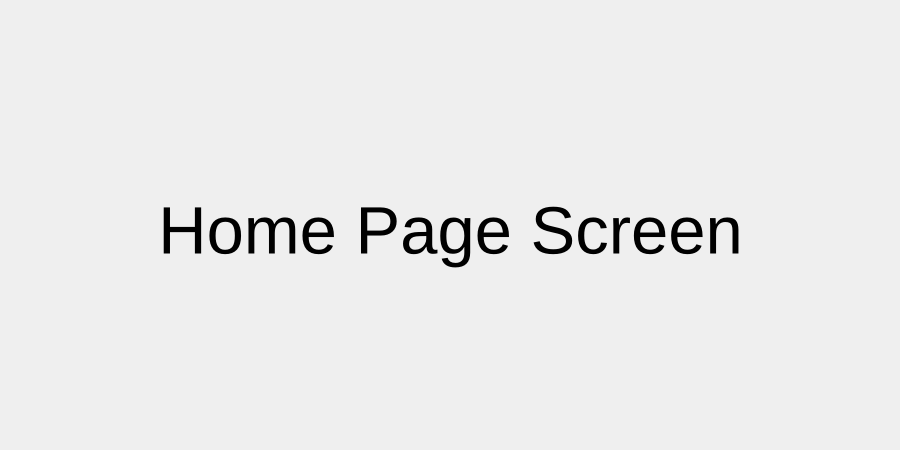
Above: src/form/homepage.ui from home-run/subtle-cosmic-moose before the change. Below: the same form after it.
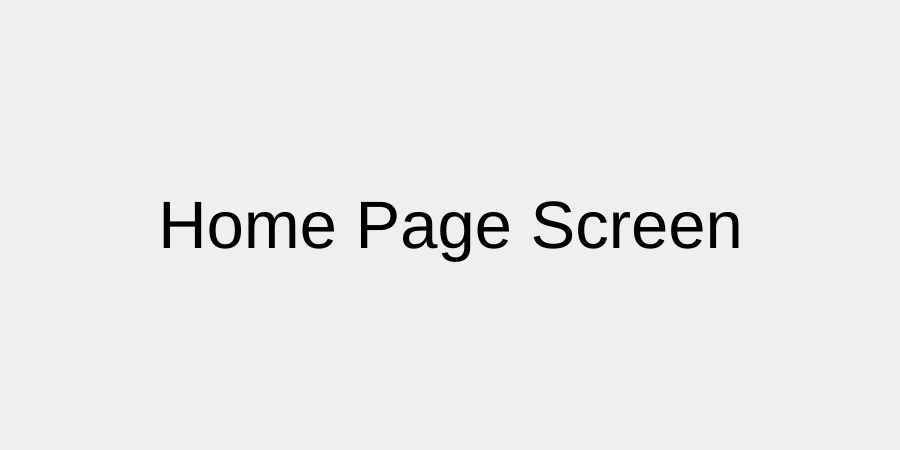
That is the form after the change.

```diff
--- a/src/form/homepage.ui
+++ b/src/form/homepage.ui
@@ -13,15 +13,48 @@
   <property name="windowTitle">
    <string>Form</string>
   </property>
+  <layout class="QGridLayout" name="gridLayout">
+   <item row="1" column="0">
+    <spacer name="horizontalSpacer">
+     <property name="orientation">
+      <enum>Qt::Horizontal</enum>
+     </property>
+     <property name="sizeHint" stdset="0">
+      <size>
+       <width>40</width>
+       <height>20</height>
+      </size>
+     </property>
+    </spacer>
+   </item>
+   <item row="2" column="1">
+    <spacer name="verticalSpacer">
+     <property name="orientation">
+      <enum>Qt::Vertical</enum>
+     </property>
+     <property name="sizeHint" stdset="0">
+      <size>
+       <width>20</width>
+       <height>40</height>
+      </size>
+     </property>
+    </spacer>
+   </item>
+   <item row="1" column="2">
+    <spacer name="horizontalSpacer_2">
+     <property name="orientation">
+      <enum>Qt::Horizontal</enum>
+     </property>
+     <property name="sizeHint" stdset="0">
+      <size>
+       <width>40</width>
+       <height>20</height>
+      </size>
+     </property>
+    </spacer>
+   </item>
+   <item row="1" column="1">
   <widget class="QLabel" name="label">
-   <property name="geometry">
-    <rect>
-     <x>0</x>
-     <y>0</y>
-     <width>901</width>
-     <height>461</height>
-    </rect>
-   </property>
    <property name="font">
     <font>
      <pointsize>50</pointsize>
@@ -34,6 +67,21 @@
     <set>Qt::AlignCenter</set>
    </property>
   </widget>
+   </item>
+   <item row="0" column="1">
+    <spacer name="verticalSpacer_2">
+     <property name="orientation">
+      <enum>Qt::Vertical</enum>
+     </property>
+     <property name="sizeHint" stdset="0">
+      <size>
+       <width>20</width>
+       <height>40</height>
+      </size>
+     </property>
+    </spacer>
+   </item>
+  </layout>
  </widget>
  <resources/>
  <connections/>
```
Lines whose indentation alone changed are shown as unchanged.
